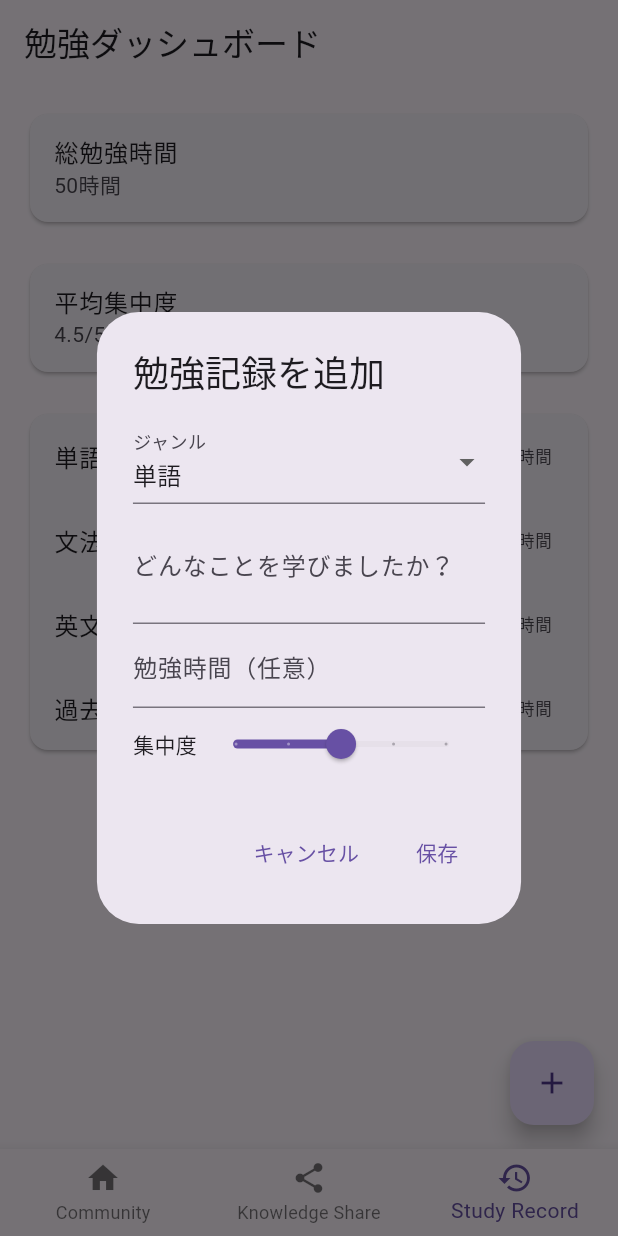
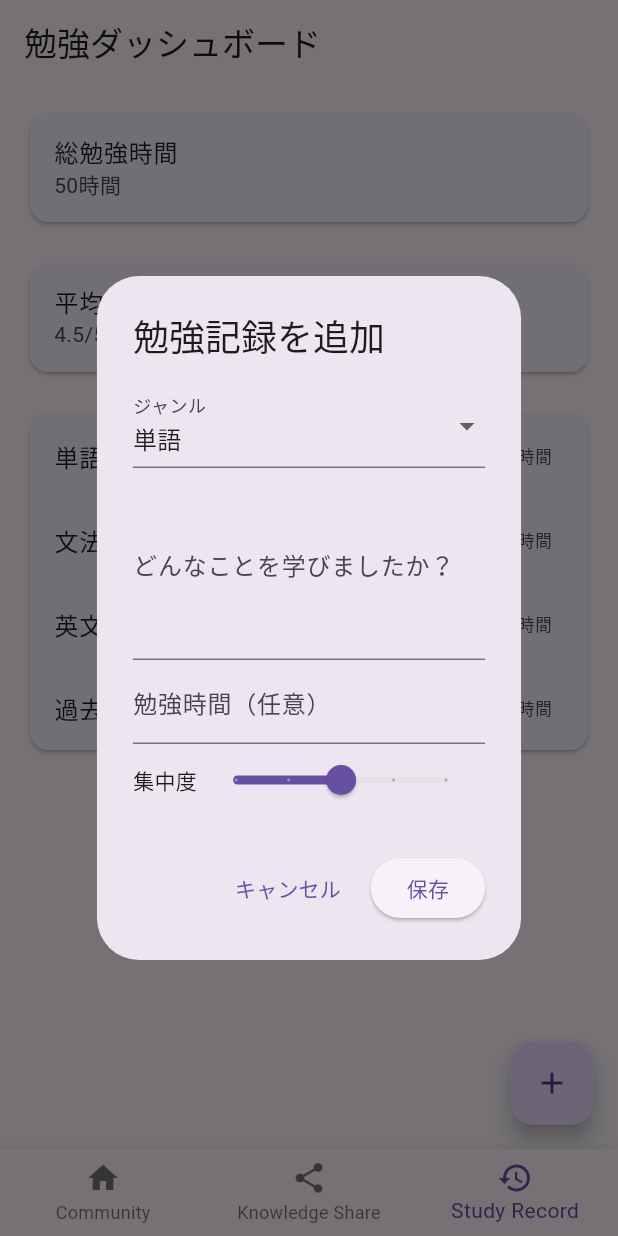
Before and after one commit to Haruki1090/benesse_hackathon_2024_08, a Flutter app: the screen it shows once a user with an empty profile is signed in, item 3 of the bottom bar chosen, after a tap on the "add" icon, on a phone screen of 412 x 824 dp. Run offline on Flutter 3.47's test engine with Material 3 defaults, Android fonts, the phone set to English and light mode, and no system bars; our stand-ins replace cloud_firestore, firebase_auth, firebase_core, flutter_riverpod, freezed_annotation; accounts and stored records are empty.

Commit message:
_showStudyRecordDialog

```diff
--- a/lib/study_record_page.dart
+++ b/lib/study_record_page.dart
@@ -1,7 +1,21 @@
+// ignore_for_file: use_build_context_synchronously
+
+import 'package:cloud_firestore/cloud_firestore.dart';
+import 'package:firebase_auth/firebase_auth.dart';
 import 'package:flutter/material.dart';
 
-class StudyRecordPage extends StatelessWidget {
+class StudyRecordPage extends StatefulWidget {
   const StudyRecordPage({super.key});
+
+  @override
+  State<StudyRecordPage> createState() => _StudyRecordPageState();
+}
+
+class _StudyRecordPageState extends State<StudyRecordPage> {
+  final TextEditingController _contentController = TextEditingController();
+  final TextEditingController _timeController = TextEditingController();
+  String _selectedGenre = '単語';
+  int _focusLevel = 3;
 
   @override
   Widget build(BuildContext context) {
@@ -87,6 +101,8 @@ class StudyRecordPage extends StatelessWidget {
     showDialog(
       context: context,
       builder: (context) {
+        return StatefulBuilder(
+          builder: (context, setState) {
             return AlertDialog(
               title: const Text('勉強記録を追加'),
               content: Column(
@@ -100,15 +116,22 @@ class StudyRecordPage extends StatelessWidget {
                               child: Text(genre),
                             ))
                         .toList(),
-                onChanged: (value) {},
+                    onChanged: (value) {
+                      setState(() {
+                        _selectedGenre = value!;
+                      });
+                    },
                     decoration: const InputDecoration(labelText: 'ジャンル'),
                   ),
-              const TextField(
-                decoration: InputDecoration(labelText: 'どんなことを学びましたか？'),
-                maxLines: 2,
+                  TextField(
+                    controller: _contentController,
+                    decoration:
+                        const InputDecoration(labelText: 'どんなことを学びましたか？'),
+                    maxLines: 4,
                   ),
-              const TextField(
-                decoration: InputDecoration(labelText: '勉強時間（任意）'),
+                  TextField(
+                    controller: _timeController,
+                    decoration: const InputDecoration(labelText: '勉強時間（任意）'),
                     keyboardType: TextInputType.number,
                   ),
                   Row(
@@ -116,12 +139,16 @@ class StudyRecordPage extends StatelessWidget {
                     children: [
                       const Text('集中度'),
                       Slider(
-                    value: 3.0,
+                        value: _focusLevel.toDouble(),
                         min: 1,
                         max: 5,
                         divisions: 4,
-                    label: '3',
-                    onChanged: (value) {},
+                        label: '$_focusLevel',
+                        onChanged: (value) {
+                          setState(() {
+                            _focusLevel = value.toInt();
+                          });
+                        },
                       ),
                     ],
                   ),
@@ -134,9 +161,9 @@ class StudyRecordPage extends StatelessWidget {
                   },
                   child: const Text('キャンセル'),
                 ),
-            TextButton(
-              onPressed: () {
-                // Firestoreにデータを保存
+                ElevatedButton(
+                  onPressed: () async {
+                    await _saveStudyRecord();
                     Navigator.pop(context);
                   },
                   child: const Text('保存'),
@@ -145,5 +172,50 @@ class StudyRecordPage extends StatelessWidget {
             );
           },
         );
+      },
+    );
+  }
+
+  Future<void> _saveStudyRecord() async {
+    final user = FirebaseAuth.instance.currentUser;
+    if (user != null) {
+      final userRecord = FirebaseFirestore.instance
+          .collection('users')
+          .doc(user.uid)
+          .collection('study_records')
+          .doc();
+
+      // 勉強記録をユーザーのstudy_recordsに保存
+      await userRecord.set({
+        'genre': _selectedGenre,
+        'content': _contentController.text,
+        'study_time': _timeController.text,
+        'focus_level': _focusLevel,
+        'timestamp': Timestamp.now(),
+      });
+
+      // 該当するストリームに記録を反映
+      final community = await FirebaseFirestore.instance
+          .collection('users')
+          .doc(user.uid)
+          .get()
+          .then((doc) => doc.data()?['community']);
+
+      final streamRecord = FirebaseFirestore.instance
+          .collection('communities')
+          .doc(community)
+          .collection('study_streams')
+          .doc(_selectedGenre)
+          .collection('posts')
+          .doc();
+
+      await streamRecord.set({
+        'user_id': user.uid,
+        'user_name': user.displayName,
+        'content': _contentController.text,
+        'focus_level': _focusLevel,
+        'timestamp': Timestamp.now(),
+      });
     }
   }
+}
```
Lines whose indentation alone changed are shown as unchanged.
